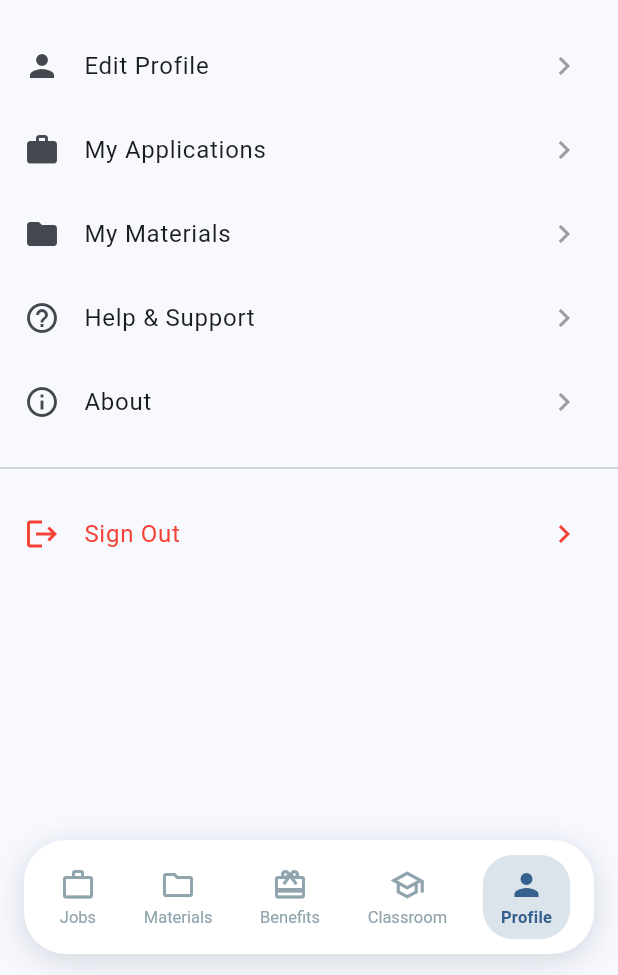
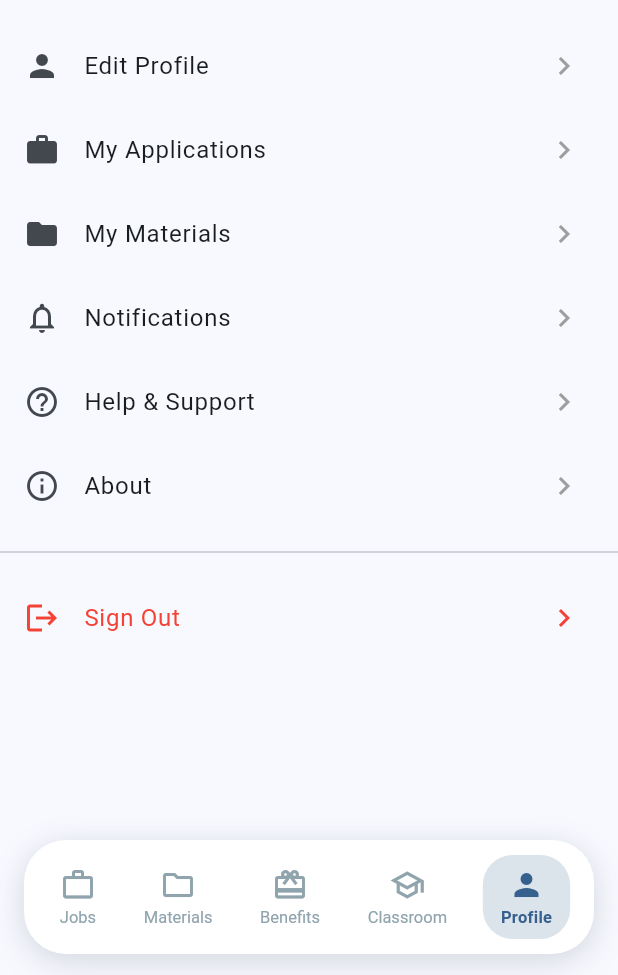
Before and after one commit to spcolonna/HeyTeacher, a Flutter app: the HomeScreen screen opened directly, item 5 of the bottom bar chosen, on a phone screen of 412 x 824 dp, the part 261-1236 px from its top. Run offline on Flutter 3.47's test engine with Material 3 defaults, Android fonts, the phone set to English and light mode, and no system bars; our stand-ins replace cached_network_image, cloud_firestore, file_picker, firebase_auth, firebase_core, firebase_messaging and 5 more; missing offline and left inert: extension_google_sign_in_as_googleapis_auth, googleapis; accounts and stored records are empty; generated files the repository leaves out were written again; network calls fail.

Commit message:
WIP - add metrics job posting and profile institute

```diff
--- a/lib/models/job_posting.dart
+++ b/lib/models/job_posting.dart
@@ -19,6 +19,7 @@ class JobPosting {
   final DateTime? expiresAt;
   final JobStatus status;
   final int applicationsCount;
+  final int viewsCount;
 
   JobPosting({
     required this.id,
@@ -36,6 +37,7 @@ class JobPosting {
     this.expiresAt,
     this.status = JobStatus.active,
     this.applicationsCount = 0,
+    this.viewsCount = 0,
   });
 
   factory JobPosting.fromFirestore(DocumentSnapshot doc) {
@@ -74,6 +76,7 @@ class JobPosting {
         orElse: () => JobStatus.active,
       ),
       applicationsCount: data['applicationsCount'] ?? 0,
+      viewsCount: data['viewsCount'] ?? 0,
     );
   }
 
@@ -93,6 +96,7 @@ class JobPosting {
       'expiresAt': expiresAt != null ? Timestamp.fromDate(expiresAt!) : null,
       'status': status.toString().split('.').last,
       'applicationsCount': applicationsCount,
+      'viewsCount': viewsCount,
     };
   }
 }
--- a/lib/screens/home_screen.dart
+++ b/lib/screens/home_screen.dart
@@ -1,6 +1,9 @@
+import 'dart:async';
+
 import 'package:flutter/material.dart';
 import 'package:provider/provider.dart';
 import '../providers/auth_provider.dart';
+import '../services/notification_service.dart';
 import 'jobs/jobs_screen.dart';
 import 'materials/materials_screen.dart';
 import 'marketplace/marketplace_screen.dart';
@@ -17,6 +20,27 @@ class HomeScreen extends StatefulWidget {
 
 class _HomeScreenState extends State<HomeScreen> {
   int _selectedIndex = 0;
+  int _unreadNotifications = 0;
+  StreamSubscription<int>? _unreadSub;
+
+  @override
+  void initState() {
+    super.initState();
+    final uid =
+        Provider.of<AuthProvider>(context, listen: false).currentUser?.uid;
+    if (uid != null) {
+      _unreadSub =
+          NotificationService().getUnreadNotificationCount(uid).listen((count) {
+        if (mounted) setState(() => _unreadNotifications = count);
+      });
+    }
+  }
+
+  @override
+  void dispose() {
+    _unreadSub?.cancel();
+    super.dispose();
+  }
 
   static const _navItems = [
     _NavItem(icon: Icons.work_outline, activeIcon: Icons.work, label: 'Jobs'),
@@ -117,6 +141,9 @@ class _HomeScreenState extends State<HomeScreen> {
                       child: Column(
                         mainAxisSize: MainAxisSize.min,
                         children: [
+                          Stack(
+                            clipBehavior: Clip.none,
+                            children: [
                               AnimatedSwitcher(
                                 duration: const Duration(milliseconds: 200),
                                 child: Icon(
@@ -129,6 +156,32 @@ class _HomeScreenState extends State<HomeScreen> {
                                       : Colors.blueGrey.shade300,
                                   size: 24,
                                 ),
+                              ),
+                              if (index == 4 && _unreadNotifications > 0)
+                                Positioned(
+                                  top: -4,
+                                  right: -6,
+                                  child: Container(
+                                    padding: const EdgeInsets.all(2),
+                                    constraints: const BoxConstraints(
+                                        minWidth: 16, minHeight: 16),
+                                    decoration: const BoxDecoration(
+                                      color: Colors.red,
+                                      shape: BoxShape.circle,
+                                    ),
+                                    child: Text(
+                                      _unreadNotifications > 9
+                                          ? '9+'
+                                          : '$_unreadNotifications',
+                                      style: const TextStyle(
+                                          color: Colors.white,
+                                          fontSize: 9,
+                                          fontWeight: FontWeight.bold),
+                                      textAlign: TextAlign.center,
+                                    ),
+                                  ),
+                                ),
+                            ],
                           ),
                           const SizedBox(height: 3),
                           AnimatedDefaultTextStyle(
--- a/lib/screens/jobs/applicants_screen.dart
+++ b/lib/screens/jobs/applicants_screen.dart
@@ -78,6 +78,9 @@ class ApplicantsScreen extends StatelessWidget {
                     applicationId: app.id,
                     status: status,
                     notes: notes,
+                    teacherId: app.teacherId,
+                    jobTitle: app.jobTitle,
+                    institutionName: app.institutionName,
                   );
                 },
               );
--- a/lib/screens/jobs/teacher_profile_detail_screen.dart
+++ b/lib/screens/jobs/teacher_profile_detail_screen.dart
@@ -88,6 +88,9 @@ class _TeacherProfileDetailScreenState
                   applicationId: widget.application.id,
                   status: selectedStatus,
                   notes: notesCtrl.text.trim(),
+                  teacherId: widget.application.teacherId,
+                  jobTitle: widget.application.jobTitle,
+                  institutionName: widget.application.institutionName,
                 );
                 if (ctx.mounted) {
                   Navigator.pop(ctx);
--- a/lib/screens/profile/profile_screen.dart
+++ b/lib/screens/profile/profile_screen.dart
@@ -6,7 +6,9 @@ import '../../models/app_user.dart';
 import '../../models/teacher_profile.dart';
 import '../../services/firestore_wrapper.dart';
 import 'edit_teacher_profile_screen.dart';
+import 'edit_institution_profile_screen.dart';
 import 'my_applications_screen.dart';
+import '../notifications/notifications_screen.dart';
 import '../jobs/my_job_postings_screen.dart';
 import '../materials/materials_screen.dart';
 import '../login_screen.dart';
@@ -182,13 +184,11 @@ class _ProfileScreenState extends State<ProfileScreen> {
               context,
               icon: Icons.person,
               title: 'Edit Profile',
-              onTap: () {
-                ScaffoldMessenger.of(context).showSnackBar(
-                  const SnackBar(
-                      content:
-                          Text('Institution profile editing - Coming soon')),
-                );
-              },
+              onTap: () => Navigator.push(
+                context,
+                MaterialPageRoute(
+                    builder: (_) => const EditInstitutionProfileScreen()),
+              ),
             ),
             _buildMenuItem(
               context,
@@ -219,6 +219,16 @@ class _ProfileScreenState extends State<ProfileScreen> {
           ],
 
           // Common menu items
+          _buildMenuItem(
+            context,
+            icon: Icons.notifications_outlined,
+            title: 'Notifications',
+            onTap: () => Navigator.push(
+              context,
+              MaterialPageRoute(builder: (_) => const NotificationsScreen()),
+            ),
+          ),
+
           _buildMenuItem(
             context,
             icon: Icons.help_outline,
```
Also changed, not shown: lib/screens/jobs/job_detail_screen.dart (+7 -0 lines), lib/screens/notifications/notifications_screen.dart (added, +238 -0 lines), lib/services/job_service.dart (+48 -8 lines). Lines whose indentation alone changed are shown as unchanged.
